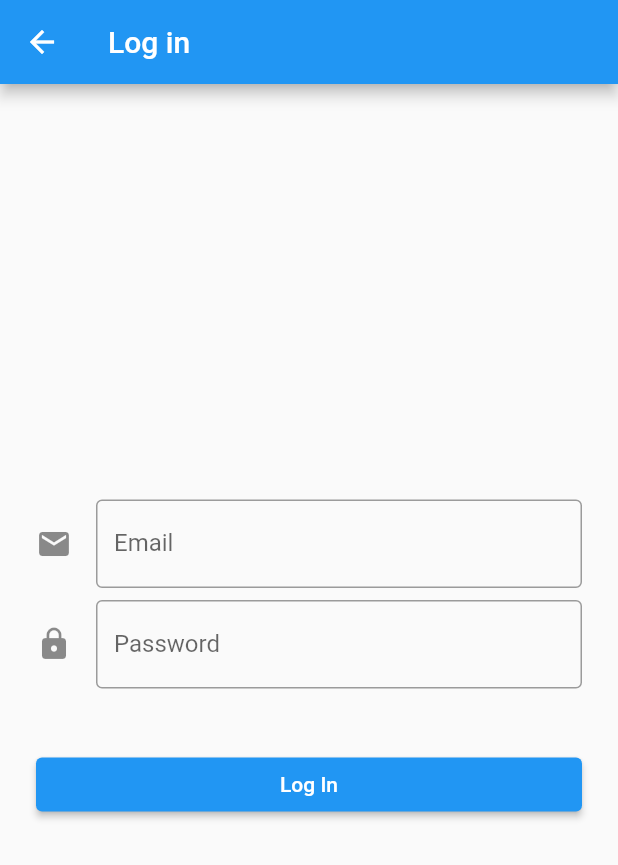
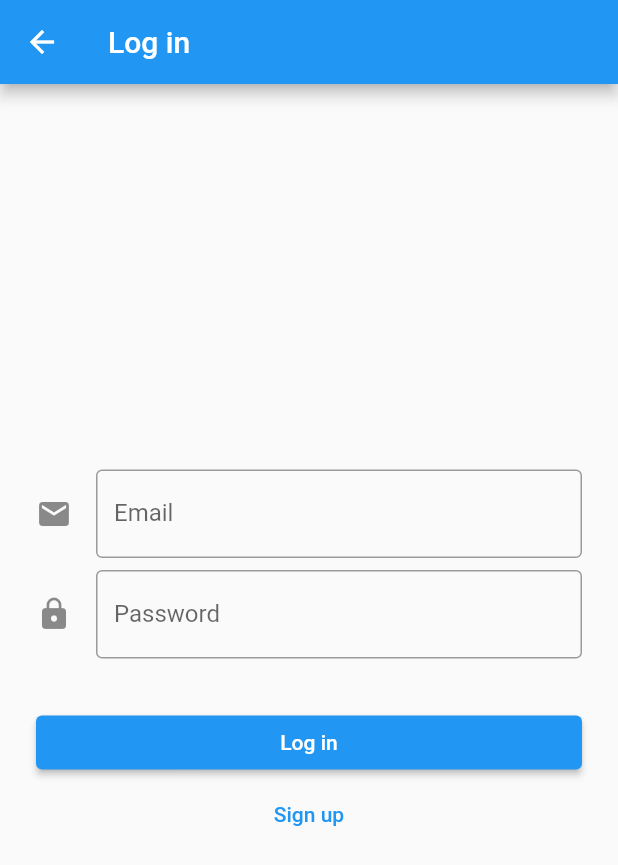
Before and after one commit to MjedAl/simpleEMS-Flutter, a Flutter app: the screen it shows after launch, item 3 of the bottom bar chosen, on a phone screen of 412 x 824 dp. Shown: the top 865 px of the screen. Run offline on Flutter 3.47's test engine with Material 2 defaults, Android fonts, the phone set to English and light mode, and no system bars; our stand-ins replace date_time_picker, flutter_secure_storage, jwt_decoder, shared_preferences, shimmer; missing offline and left inert: multiselect_formfield; network calls fail.

Commit message:
login & sign up fully working

```diff
--- a/lib/main.dart
+++ b/lib/main.dart
@@ -5,7 +5,7 @@ import 'package:simpleems/bottomNavbar.dart';
 import 'package:provider/provider.dart';
 import './providers/events.dart';
 import './providers/auth.dart';
-import './loginScreen.dart';
+import './screens/loginScreen.dart';
 
 void main() {
   runApp(MyApp());
--- a/lib/loginScreen.dart
+++ b/lib/screens/loginScreen.dart
@@ -31,6 +31,8 @@ class _loginScreenState extends State<loginScreen> {
   }
 
   final _formKey = GlobalKey<FormState>();
+  bool _signUp = false;
+  String _nameValue = "";
   String _emailValue = "";
   String _passwordValue = "";
   bool _loading = false;
@@ -53,12 +55,15 @@ class _loginScreenState extends State<loginScreen> {
           _loading = true;
           _errorText = '';
         });
-        //print('123');
-        await Provider.of<Auth>(context, listen: false)
-            .login(_emailValue, _passwordValue)
-            .then((value) => Navigator.of(context).pop());
-        // print('123456');
-        // ^ this didn't work
+        if (_signUp) {
+          await Provider.of<Auth>(context, listen: false)
+              .signup(_nameValue, _emailValue, _passwordValue)
+              .then((value) => Navigator.of(context).pop());
+        } else {
+          await Provider.of<Auth>(context, listen: false)
+              .login(_emailValue, _passwordValue)
+              .then((value) => Navigator.of(context).pop());
+        }
       } on ApiException catch (error) {
         switch (error.code) {
           case 400:
@@ -79,14 +84,6 @@ class _loginScreenState extends State<loginScreen> {
   }
 
   Widget build(BuildContext context) {
-    // final forgotLabel = TextButton(
-    //   child: Text(
-    //     'Forgot password?',
-    //     style: TextStyle(color: Colors.black54),
-    //   ),
-    //   onPressed: () {},
-    // );
-
     return Scaffold(
       appBar: AppBar(
         title: Text("Log in"),
@@ -98,6 +95,40 @@ class _loginScreenState extends State<loginScreen> {
             shrinkWrap: true,
             padding: EdgeInsets.only(left: 24.0, right: 24.0),
             children: <Widget>[
+              Container(
+                child: _signUp
+                    ? Column(
+                        children: <Widget>[
+                          TextFormField(
+                            onSaved: (value) => _nameValue = value as String,
+                            keyboardType: TextInputType.name,
+                            autofocus: false,
+                            enabled: !_loading,
+                            validator: (value) {
+                              if (value!.isEmpty) {
+                                return 'Invalid name!';
+                              }
+                              return null;
+                            },
+                            decoration: _errorOnFileds
+                                ? const InputDecoration(
+                                    errorText: "",
+                                    border: OutlineInputBorder(),
+                                    icon: Icon(Icons.person),
+                                    labelText: 'Name',
+                                  )
+                                : const InputDecoration(
+                                    border: OutlineInputBorder(),
+                                    icon: Icon(Icons.person),
+                                    labelText: 'Name',
+                                  ),
+                          ),
+                          SizedBox(height: 8.0),
+                        ],
+                      )
+                    : null,
+              ),
+
               TextFormField(
                 onSaved: (value) => _emailValue = value as String,
                 keyboardType: TextInputType.emailAddress,
@@ -106,9 +137,6 @@ class _loginScreenState extends State<loginScreen> {
                 validator: (value) {
                   if (value!.isEmpty || !value.contains('@')) {
                     return 'Invalid email!';
-                  }
-                  if (_errorOnFileds) {
-                    return " k";
                   }
                   return null;
                 },
@@ -159,7 +187,7 @@ class _loginScreenState extends State<loginScreen> {
                       style: TextStyle(fontSize: 16, color: Colors.red),
                     ))
                   : Text(''),
-              SizedBox(height: 24.0),
+              SizedBox(height: 16.0),
               ElevatedButton(
                 style: ElevatedButton.styleFrom(
                     shape: RoundedRectangleBorder(
@@ -175,8 +203,19 @@ class _loginScreenState extends State<loginScreen> {
                         child: CircularProgressIndicator(
                           color: Colors.white,
                         ))
-                    : Text('Log In', style: TextStyle(color: Colors.white)),
+                    : Text(_signUp ? "Sign up" : "Log in",
+                        style: TextStyle(color: Colors.white)),
               ),
+              TextButton(
+                child: Text(_signUp ? "Log in" : "Sign up"),
+                onPressed: () {
+                  setState(() {
+                    _errorText = "";
+                    _signUp = !_signUp;
+                    _errorOnFileds = false;
+                  });
+                },
+              )
               // forgotLabel
             ],
           ),
--- a/pubspec.yaml
+++ b/pubspec.yaml
@@ -35,6 +35,7 @@ dependencies:
   flutter_secure_storage: ^4.2.1
   multiselect_formfield: ^0.1.6
   jwt_decoder: ^2.0.1
+  shared_preferences: ^2.0.6
 dev_dependencies:
   flutter_test:
     sdk: flutter
```
Also changed, not shown: lib/bottomNavbar.dart (+53 -6 lines), lib/profileScreen.dart (deleted, +0 -123 lines), lib/providers/auth.dart (+77 -17 lines), lib/screens/profileScreen.dart (added, +130 -0 lines), lib/screens/eventsScreen.dart (renamed from lib/eventsScreen.dart), lib/screens/newEventScreen.dart (renamed from lib/newEventScreen.dart), pubspec.lock, 1 other file.
